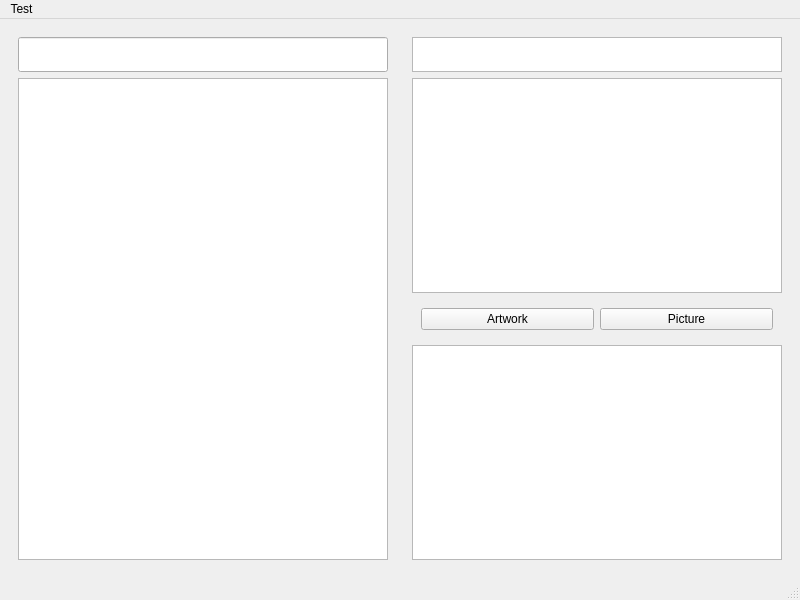
The window that main/gui/main.ui (ry10hu/fish-software) describes before a commit, drawn with Qt 5.
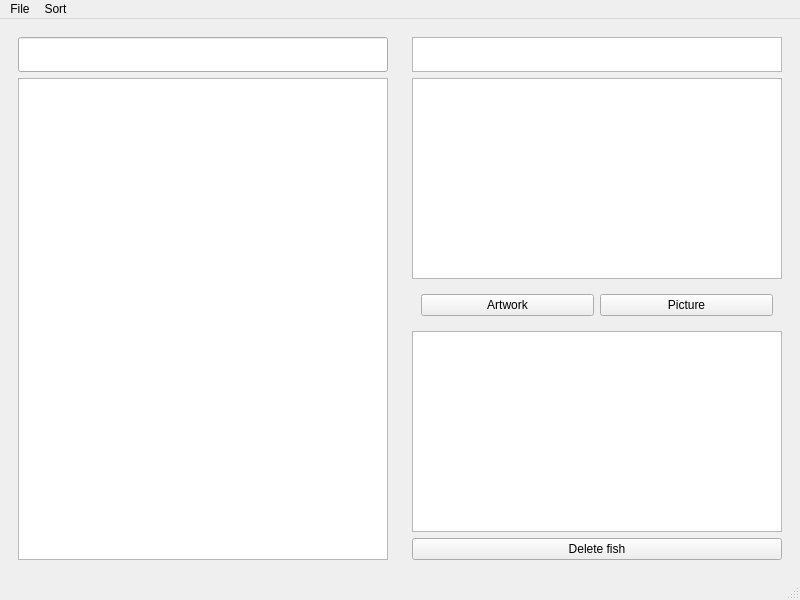
The same window after the commit.

Commit message: Added delete fish and add fish functionality along with unimplemented sort options

Diff of the .ui file:
```diff
--- a/main/gui/main.ui
+++ b/main/gui/main.ui
@@ -66,7 +66,7 @@
     </item>
     <item>
      <widget class="QWidget" name="rightPane" native="true">
-      <layout class="QVBoxLayout" name="verticalLayout_2" stretch="0,0,0,0">
+      <layout class="QVBoxLayout" name="verticalLayout_2" stretch="0,0,0,0,0">
        <item>
         <widget class="QPlainTextEdit" name="fishNameTextEdit">
          <property name="minimumSize">
@@ -121,6 +121,13 @@
        <item>
         <widget class="QPlainTextEdit" name="fishDescription"/>
        </item>
+       <item>
+        <widget class="QPushButton" name="deleteFishButton">
+         <property name="text">
+          <string>Delete fish</string>
+         </property>
+        </widget>
+       </item>
       </layout>
      </widget>
     </item>
@@ -135,12 +142,20 @@
      <height>22</height>
     </rect>
    </property>
-   <widget class="QMenu" name="menuTest">
+   <widget class="QMenu" name="menuFile">
     <property name="title">
-     <string>Test</string>
+     <string>File</string>
     </property>
    </widget>
-   <addaction name="menuTest"/>
+   <widget class="QMenu" name="menuSort">
+    <property name="title">
+     <string>Sort</string>
+    </property>
+    <addaction name="actionAlphebetical"/>
+    <addaction name="actionCBA"/>
+   </widget>
+   <addaction name="menuFile"/>
+   <addaction name="menuSort"/>
   </widget>
   <widget class="QStatusBar" name="statusbar"/>
  </widget>
```
Left out of the diff: 16 changed lines with no effect on the pictures. The commit also changes 4 other files.
